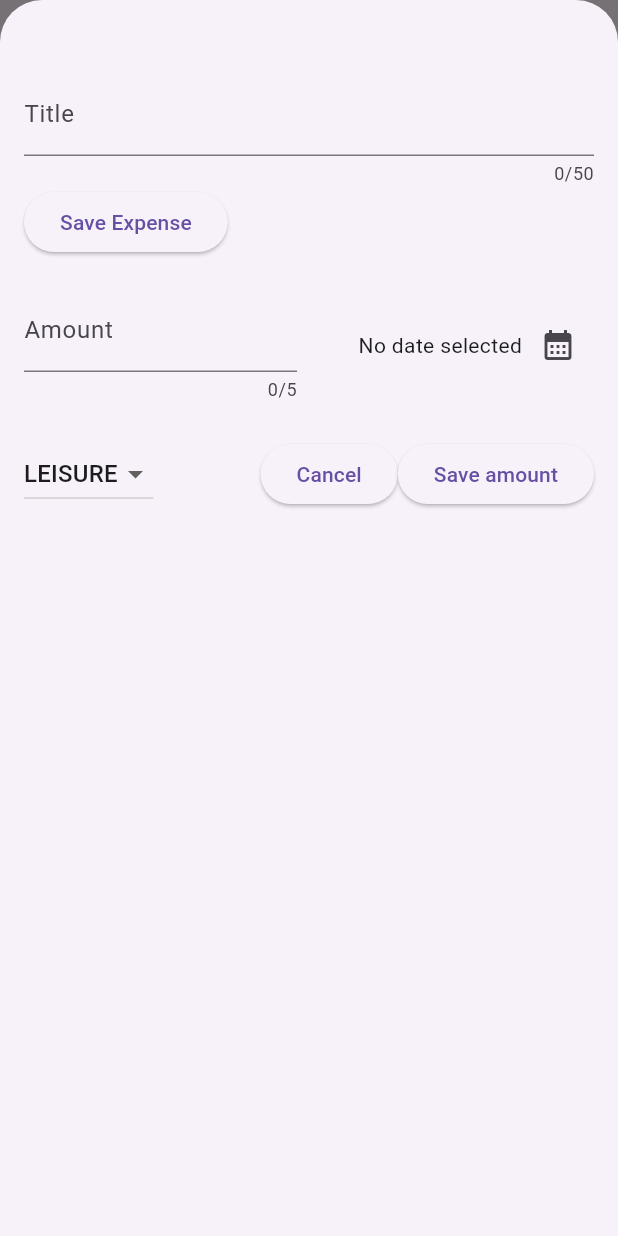
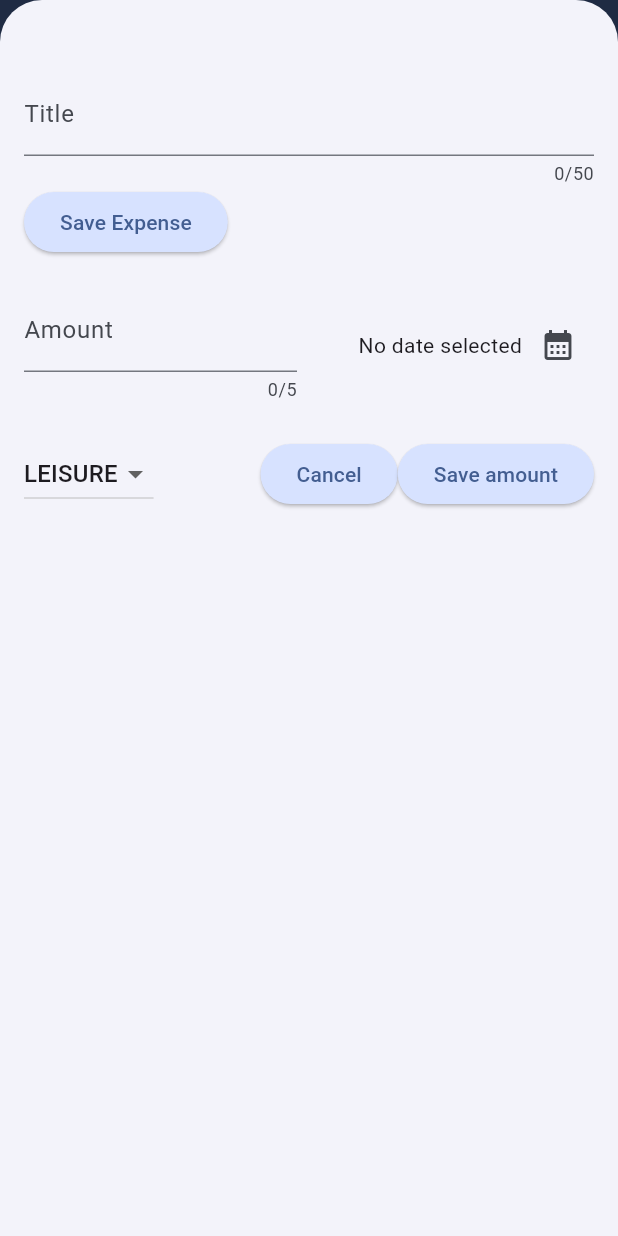
Before and after one commit to FelixFilho/expense_tracker_study, a Flutter app: the screen it shows after launch, after a tap on the "add" icon, on a phone screen of 412 x 824 dp. Run offline on Flutter 3.47's test engine with Material 3 defaults, Android fonts, the phone set to English and light mode, and no system bars.

Commit message:
Add chart; add some initial theme idea

```diff
--- a/lib/main.dart
+++ b/lib/main.dart
@@ -1,17 +1,50 @@
 import 'package:expense_tracker/widgets/expenses.dart';
 import 'package:flutter/material.dart';
 
+var kColorScheme = ColorScheme.fromSeed(seedColor: const Color(0xFF1B4079));
+
+var kDarkModeColorScheme = ColorScheme.fromSeed(
+  brightness: Brightness.dark,
+  seedColor: Color(0xFF36311F),
+);
 void main() {
-  runApp(const MainApp());
+  runApp(
+    MaterialApp(
+      darkTheme: ThemeData.dark().copyWith(
+        colorScheme: kDarkModeColorScheme,
+        cardTheme: const CardTheme().copyWith(
+          color: kDarkModeColorScheme.secondaryContainer,
+          margin: const EdgeInsets.symmetric(horizontal: 16, vertical: 8),
+        ),
+        elevatedButtonTheme: ElevatedButtonThemeData(
+          style: ElevatedButton.styleFrom(
+              backgroundColor: kDarkModeColorScheme.primaryContainer),
+        ),
+      ),
+      theme: ThemeData().copyWith(
+        colorScheme: kColorScheme,
+        appBarTheme: const AppBarTheme().copyWith(
+          backgroundColor: kColorScheme.primary,
+          foregroundColor: kColorScheme.primaryContainer,
+        ),
+        cardTheme: const CardTheme().copyWith(
+          color: kColorScheme.secondaryContainer,
+          margin: const EdgeInsets.symmetric(horizontal: 16, vertical: 8),
+        ),
+        elevatedButtonTheme: ElevatedButtonThemeData(
+          style: ElevatedButton.styleFrom(
+              backgroundColor: kColorScheme.primaryContainer),
+        ),
+        textTheme: ThemeData().textTheme.copyWith(
+              titleLarge: TextStyle(
+                fontWeight: FontWeight.normal,
+                color: kColorScheme.onPrimaryContainer,
+                fontSize: 16,
+              ),
+            ),
+      ),
+      themeMode: ThemeMode.system,
+      home: const Expenses(),
+    ),
+  );
 }
-
-class MainApp extends StatelessWidget {
-  const MainApp({super.key});
-
-  @override
-  Widget build(BuildContext context) {
-    return const MaterialApp(
-      home: Expenses(),
-    );
-  }
-}
--- a/lib/models/expense.dart
+++ b/lib/models/expense.dart
@@ -39,3 +39,25 @@ class Expense {
     return formatter.format(date);
   }
 }
+
+class ExpenseBucket {
+  final Category category;
+  final List<Expense> expenses;
+
+  ExpenseBucket({required this.category, required this.expenses});
+
+  ExpenseBucket.forCategory(List<Expense> allExpenses, this.category)
+      : expenses = allExpenses
+            .where((expense) => expense.category == category)
+            .toList();
+
+  double get totalExpenses {
+    double sum = 0;
+
+    for (final expense in expenses) {
+      sum += expense.amount;
+    }
+
+    return sum;
+  }
+}
--- /dev/null
+++ b/lib/widgets/chart/chart.dart
@@ -0,0 +1,95 @@
+import 'package:flutter/material.dart';
+
+import 'package:expense_tracker/widgets/chart/chart_bar.dart';
+import 'package:expense_tracker/models/expense.dart';
+
+class Chart extends StatelessWidget {
+  const Chart({super.key, required this.expenses});
+
+  final List<Expense> expenses;
+
+  List<ExpenseBucket> get buckets {
+    return [
+      ExpenseBucket.forCategory(expenses, Category.food),
+      ExpenseBucket.forCategory(expenses, Category.leisure),
+      ExpenseBucket.forCategory(expenses, Category.travel),
+      ExpenseBucket.forCategory(expenses, Category.work),
+    ];
+  }
+
+  double get maxTotalExpense {
+    double maxTotalExpense = 0;
+
+    for (final bucket in buckets) {
+      if (bucket.totalExpenses > maxTotalExpense) {
+        maxTotalExpense = bucket.totalExpenses;
+      }
+    }
+
+    return maxTotalExpense;
+  }
+
+  @override
+  Widget build(BuildContext context) {
+    final isDarkMode =
+        MediaQuery.of(context).platformBrightness == Brightness.dark;
+    return Container(
+      margin: const EdgeInsets.all(16),
+      padding: const EdgeInsets.symmetric(
+        vertical: 16,
+        horizontal: 8,
+      ),
+      width: double.infinity,
+      height: 180,
+      decoration: BoxDecoration(
+        borderRadius: BorderRadius.circular(8),
+        gradient: LinearGradient(
+          colors: [
+            Theme.of(context).colorScheme.primary.withOpacity(0.3),
+            Theme.of(context).colorScheme.primary.withOpacity(0.0)
+          ],
+          begin: Alignment.bottomCenter,
+          end: Alignment.topCenter,
+        ),
+      ),
+      child: Column(
+        children: [
+          Expanded(
+            child: Row(
+              crossAxisAlignment: CrossAxisAlignment.end,
+              children: [
+                for (final bucket in buckets) // alternative to map()
+                  ChartBar(
+                    fill: bucket.totalExpenses == 0
+                        ? 0
+                        : bucket.totalExpenses / maxTotalExpense,
+                  )
+              ],
+            ),
+          ),
+          const SizedBox(height: 12),
+          Row(
+            children: buckets
+                .map(
+                  (bucket) => Expanded(
+                    child: Padding(
+                      padding: const EdgeInsets.symmetric(horizontal: 4),
+                      child: Icon(
+                        categoryIcons[bucket.category],
+                        color: isDarkMode
+                            ? Theme.of(context).colorScheme.secondary
+                            : Theme.of(context)
+                                .colorScheme
+                                .primary
+                                .withOpacity(0.7),
+                      ),
+                    ),
+                  ),
+                )
+                .toList(),
+          )
+        ],
+      ),
+    );
+  }
+}
--- /dev/null
+++ b/lib/widgets/chart/chart_bar.dart
@@ -0,0 +1,34 @@
+import 'package:flutter/material.dart';
+
+class ChartBar extends StatelessWidget {
+  const ChartBar({
+    super.key,
+    required this.fill,
+  });
+
+  final double fill;
+
+  @override
+  Widget build(BuildContext context) {
+    final isDarkMode =
+        MediaQuery.of(context).platformBrightness == Brightness.dark;
+    return Expanded(
+      child: Padding(
+        padding: const EdgeInsets.symmetric(horizontal: 4),
+        child: FractionallySizedBox(
+          heightFactor: fill,
+          child: DecoratedBox(
+            decoration: BoxDecoration(
+              shape: BoxShape.rectangle,
+              borderRadius:
+                  const BorderRadius.vertical(top: Radius.circular(8)),
+              color: isDarkMode
+                  ? Theme.of(context).colorScheme.secondary
+                  : Theme.of(context).colorScheme.primary.withOpacity(0.65),
+            ),
+          ),
+        ),
+      ),
+    );
+  }
+}
--- a/lib/widgets/expenses.dart
+++ b/lib/widgets/expenses.dart
@@ -1,3 +1,4 @@
+import 'package:expense_tracker/widgets/chart/chart.dart';
 import 'package:expense_tracker/widgets/expenses_list/expenses_list.dart';
 import 'package:expense_tracker/widgets/new_expense.dart';
 import 'package:flutter/material.dart';
@@ -49,6 +50,7 @@ class _ExpensesState extends State<Expenses> {
       _registeredExpenses.remove(expense);
     });
 
+    ScaffoldMessenger.of(context).clearSnackBars();
     ScaffoldMessenger.of(context).showSnackBar(
       SnackBar(
         content: const Text('The expense was deleted'),
@@ -88,7 +90,10 @@ class _ExpensesState extends State<Expenses> {
         ],
       ),
       body: Column(
-        children: [Expanded(child: mainContent)],
+        children: [
+          Chart(expenses: _registeredExpenses),
+          Expanded(child: mainContent),
+        ],
       ),
     );
   }
--- a/lib/widgets/expenses_list/expense_item.dart
+++ b/lib/widgets/expenses_list/expense_item.dart
@@ -16,8 +16,12 @@ class ExpenseItem extends StatelessWidget {
           vertical: 16,
         ),
         child: Column(
+          crossAxisAlignment: CrossAxisAlignment.start,
           children: [
-            Text(expense.title),
+            Text(
+              expense.title,
+              style: Theme.of(context).textTheme.titleLarge,
+            ),
             const SizedBox(height: 4),
             Row(
               children: [
--- a/lib/widgets/expenses_list/expenses_list.dart
+++ b/lib/widgets/expenses_list/expenses_list.dart
@@ -18,6 +18,10 @@ class ExpensesList extends StatelessWidget {
       itemCount: expenses.length,
       itemBuilder: (context, index) => Dismissible(
         key: ValueKey(expenses[index]),
+        background: Container(
+          color: Theme.of(context).colorScheme.error.withOpacity(0.75),
+          margin: Theme.of(context).cardTheme.margin,
+        ),
         onDismissed: (direction) {
           onRemoveExpense(expenses[index]);
         },
```
Also changed, not shown: 1 other file.
